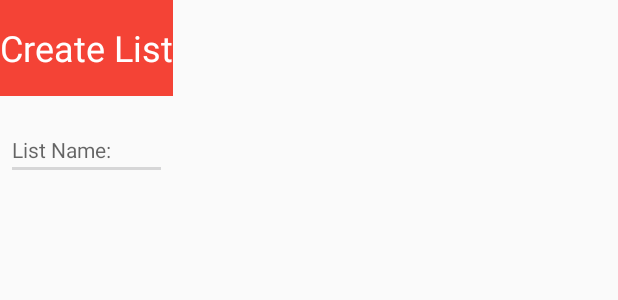
After one commit to mecolmg/MobileRecipEasy, an Android app: the layout create_list_dialogue_fragment.xml on its own in the app's theme, with its tools: preview values and no code run, on a phone screen of 412 x 824 dp. The commit adds this screen. Shown: the top 300 px of the screen. Run offline under Robolectric (Android 15) with nearby library versions, the phone set to English and light mode, and no system bars.

Commit message:
added create list dialogue fragment in my lists activity form action bar plus icon

```diff
--- a/app/src/main/java/conor/navigationdrawer/DiscoverActivity.java
+++ b/app/src/main/java/conor/navigationdrawer/DiscoverActivity.java
@@ -12,7 +12,6 @@ import android.support.v7.app.ActionBarDrawerToggle;
 import android.support.v7.app.AppCompatActivity;
 import android.support.v7.widget.SearchView;
 import android.support.v7.widget.Toolbar;
-import android.util.Log;
 import android.view.Menu;
 import android.view.MenuItem;
 import android.view.View;
@@ -112,7 +111,7 @@ public class DiscoverActivity extends AppCompatActivity
     @Override
     public boolean onCreateOptionsMenu(Menu menu) {
         // Inflate the menu; this adds items to the action bar if it is present.
-        getMenuInflater().inflate(R.menu.discover, menu);
+        getMenuInflater().inflate(R.menu.discover_toolbar_options, menu);
 
         final SearchView searchView = (SearchView) MenuItemCompat.getActionView(menu.findItem(R.id.action_search));
         SearchManager searchManager = (SearchManager) getSystemService(SEARCH_SERVICE);
--- a/app/src/main/java/conor/navigationdrawer/MyFavoritesActivity.java
+++ b/app/src/main/java/conor/navigationdrawer/MyFavoritesActivity.java
@@ -54,7 +54,7 @@ public class MyFavoritesActivity extends AppCompatActivity
     @Override
     public boolean onCreateOptionsMenu(Menu menu) {
         // Inflate the menu; this adds items to the action bar if it is present.
-        getMenuInflater().inflate(R.menu.discover, menu);
+        getMenuInflater().inflate(R.menu.favorites_toolbar_options, menu);
         return true;
     }
 
--- a/app/src/main/java/conor/navigationdrawer/MyRecipiesActivity.java
+++ b/app/src/main/java/conor/navigationdrawer/MyRecipiesActivity.java
@@ -55,7 +55,7 @@ public class MyRecipiesActivity extends AppCompatActivity
     @Override
     public boolean onCreateOptionsMenu(Menu menu) {
         // Inflate the menu; this adds items to the action bar if it is present.
-        getMenuInflater().inflate(R.menu.discover, menu);
+        getMenuInflater().inflate(R.menu.recipies_toolbar_options, menu);
         return true;
     }
 
--- /dev/null
+++ b/app/src/main/res/layout/create_list_dialogue_fragment.xml
@@ -0,0 +1,28 @@
+<LinearLayout xmlns:android="http://schemas.android.com/apk/res/android"
+    xmlns:tools="http://schemas.android.com/tools"
+    android:orientation="vertical"
+    android:layout_width="wrap_content"
+    android:layout_height="wrap_content">
+    <TextView
+        android:text="Create List"
+        android:layout_width="match_parent"
+        android:layout_height="64dp"
+        android:scaleType="center"
+        android:background="#F44336"
+        android:contentDescription="@string/app_name"
+        android:gravity="center_vertical|center_horizontal"
+        android:textSize="24sp"
+        android:textColor="#fff" />
+
+    <EditText
+        android:id="@+id/listname"
+        android:inputType="text"
+        android:layout_width="match_parent"
+        android:layout_height="wrap_content"
+        android:layout_marginTop="16dp"
+        android:layout_marginLeft="4dp"
+        android:layout_marginRight="4dp"
+        android:layout_marginBottom="4dp"
+        android:hint="List Name:"
+        style="@style/AppTheme"/>
+</LinearLayout>
--- a/app/src/main/res/values-w820dp/dimens.xml
+++ b/app/src/main/res/values-w820dp/dimens.xml
@@ -3,4 +3,5 @@
          (such as screen margins) for screens with more than 820dp of available width. This
          would include 7" and 10" devices in landscape (~960dp and ~1280dp respectively). -->
     <dimen name="activity_horizontal_margin">64dp</dimen>
+    <bool name="large_layout">true</bool>
 </resources>
--- a/app/src/main/res/values/dimens.xml
+++ b/app/src/main/res/values/dimens.xml
@@ -6,4 +6,6 @@
     <dimen name="activity_horizontal_margin">16dp</dimen>
     <dimen name="activity_vertical_margin">16dp</dimen>
     <dimen name="fab_margin">16dp</dimen>
+
+    <bool name="large_layout">true</bool>
 </resources>
--- a/app/src/main/res/values/styles.xml
+++ b/app/src/main/res/values/styles.xml
@@ -17,4 +17,5 @@
 
     <style name="AppTheme.PopupOverlay" parent="ThemeOverlay.AppCompat.Light" />
 
+
 </resources>
```
Also changed, not shown: app/src/main/java/conor/navigationdrawer/CreateListDialogueFragment.java (added, +100 -0 lines), app/src/main/java/conor/navigationdrawer/MyListsActivity.java (+51 -2 lines), app/src/main/res/menu/favorites_toolbar_options.xml (added, +14 -0 lines), app/src/main/res/menu/lists_toolbar_options.xml (added, +19 -0 lines), app/src/main/res/menu/recipies_toolbar_options.xml (added, +13 -0 lines), app/src/main/res/drawable/white_add_button.png (added), app/src/main/res/menu/discover_toolbar_options.xml (renamed from app/src/main/res/menu/discover.xml).
